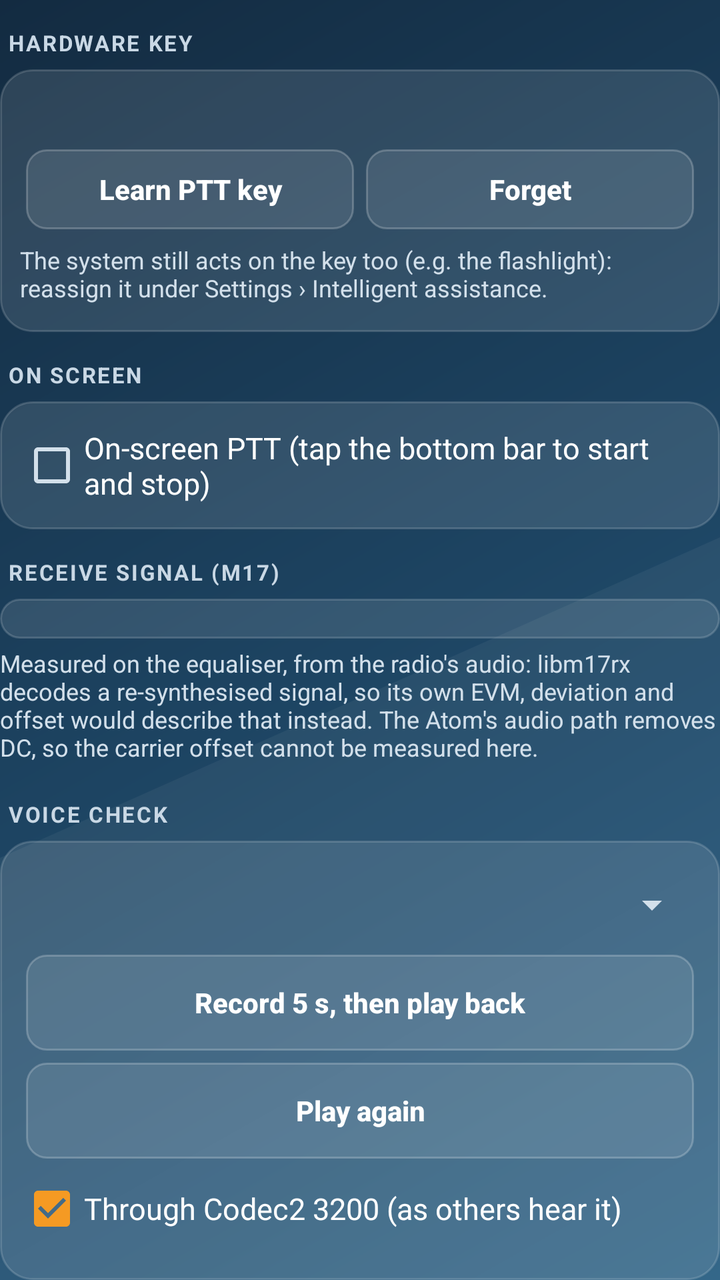
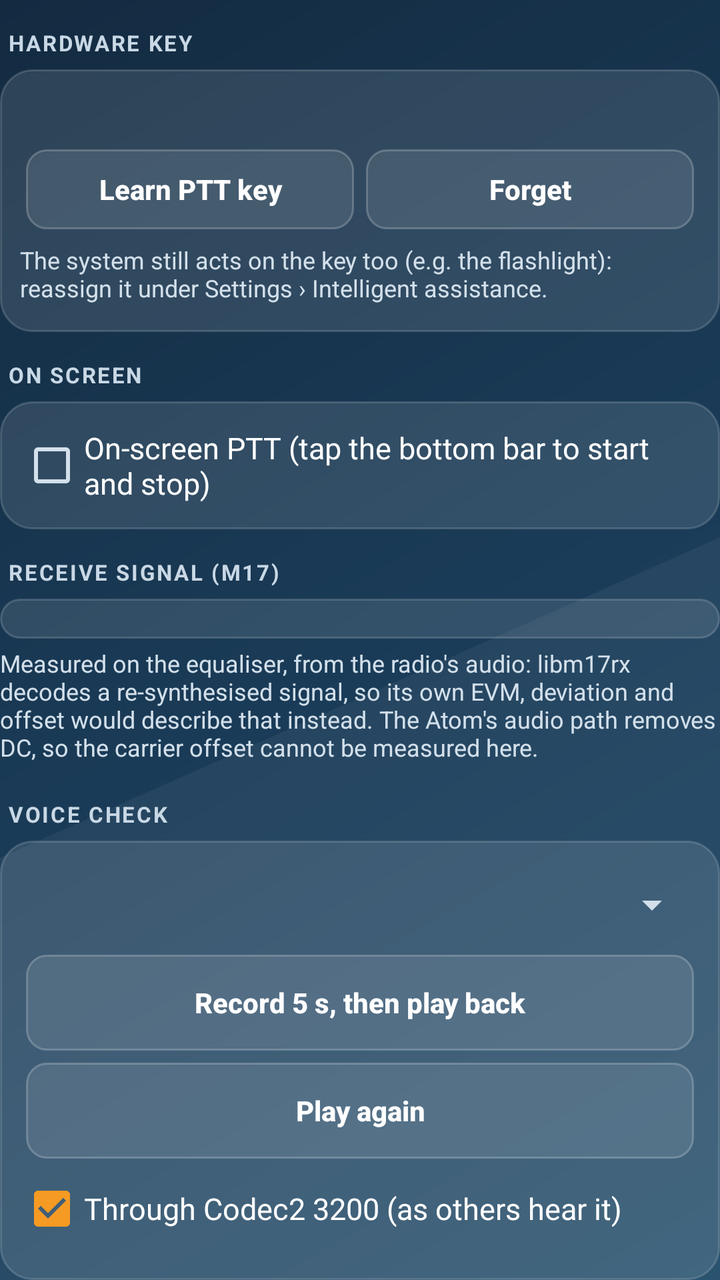

Before-and-after screenshots of an Android layout around one commit, followed by the original layout XML and the change that was made.
<!-- AndroidManifest.xml: application theme AppTheme -->
<!-- res/layout/tab_device.xml -->
<?xml version="1.0" encoding="utf-8"?>
<LinearLayout xmlns:android="http://schemas.android.com/apk/res/android"
    android:layout_width="match_parent" android:layout_height="wrap_content" android:orientation="vertical">

    <LinearLayout android:id="@+id/grpPtt" android:layout_width="match_parent" android:layout_height="wrap_content" android:orientation="vertical">
        <TextView style="@style/Head" android:text="Hardware key" />
        <LinearLayout style="@style/Group">
            <TextView android:id="@+id/pttInfo" style="@style/Note" android:textSize="14sp" android:textColor="#FFFFFF" />
            <LinearLayout style="@style/Row">
                <Button android:id="@+id/pttLearn" style="@style/Small" android:layout_width="0dp" android:layout_weight="1" android:text="Learn PTT key" />
                <Button android:id="@+id/pttForget" style="@style/Small" android:layout_width="0dp" android:layout_weight="1" android:text="Forget" />
            </LinearLayout>
            <TextView style="@style/Note" android:text="The system still acts on the key too (e.g. the flashlight): reassign it under Settings › Intelligent assistance." />
        </LinearLayout>
        <TextView style="@style/Head" android:text="On screen" />
        <LinearLayout style="@style/Group">
            <CheckBox android:id="@+id/softPtt" style="@style/Check" android:text="On-screen PTT (tap the bottom bar to start and stop)" />
        </LinearLayout>
    </LinearLayout>

    <LinearLayout android:id="@+id/grpBench" android:layout_width="match_parent" android:layout_height="wrap_content" android:orientation="vertical">
        <TextView style="@style/Head" android:text="Receive signal (M17)" />
        <LinearLayout android:id="@+id/signalBox" style="@style/Group" />
        <TextView style="@style/Note" android:text="Measured on the equaliser, from the radio's audio: libm17rx decodes a re-synthesised signal, so its own EVM, deviation and offset would describe that instead. The Atom's audio path removes DC, so the carrier offset cannot be measured here." />
        <TextView style="@style/Head" android:text="Voice check" />
        <LinearLayout style="@style/Group">
            <Spinner android:id="@+id/micGain" style="@style/Spin" />
            <Button android:id="@+id/voiceRec" style="@style/Big" android:text="Record 5 s, then play back" />
            <Button android:id="@+id/voicePlay" style="@style/Big" android:text="Play again" />
            <CheckBox android:id="@+id/voiceCodec" style="@style/Check" android:checked="true" android:text="Through Codec2 3200 (as others hear it)" />
            <TextView android:id="@+id/voiceInfo" style="@style/Note" />
            <TextView style="@style/Note" android:text="The microphone gain applies to M17 and FM transmit. Speak as you would into the radio; aim for peaks around −12 dBFS." />
        </LinearLayout>

        <TextView style="@style/Head" android:text="Transmit test" />
        <LinearLayout style="@style/Group">
            <Button android:id="@+id/testTx" style="@style/Big" android:text="M17 test: 10 s of a 1 kHz tone" />
            <TextView style="@style/Note" android:text="Keys the transmitter without the microphone or the PTT key: use a dummy load or a frequency you may use." />
        </LinearLayout>
        <TextView style="@style/Head" android:text="Receive recording" />
        <LinearLayout style="@style/Group">
            <Button android:id="@+id/record" style="@style/Big" android:text="Record M17 receive audio (30 s)" />
            <TextView style="@style/Note" android:text="Saves what the M17 decoder hears (8 kHz WAV) to Download/AtoM17, for checking a station that does not decode." />
        </LinearLayout>
    </LinearLayout>

    <LinearLayout android:id="@+id/grpMsgs" android:layout_width="match_parent" android:layout_height="wrap_content" android:orientation="vertical">
        <TextView style="@style/Head" android:text="Notify for" />
        <LinearLayout style="@style/Group">
            <Spinner android:id="@+id/msgNotify" style="@style/Spin" />
            <TextView style="@style/Note" android:text="Received SMS post a notification with a Reply button. The Inbox tab keeps every message either way." />
        </LinearLayout>
        <TextView style="@style/Head" android:text="Sound" />
        <LinearLayout style="@style/Group">
            <LinearLayout style="@style/Row">
                <TextView android:id="@+id/msgSoundName" style="@style/KeyText" android:fontFamily="sans-serif" android:textSize="15sp" android:textStyle="bold" />
                <Button android:id="@+id/msgSound" style="@style/Small" android:text="Choose…" />
            </LinearLayout>
        </LinearLayout>
        <TextView style="@style/Head" android:text="Vibration" />
        <LinearLayout style="@style/Group">
            <Spinner android:id="@+id/msgVibrate" style="@style/Spin" />
            <TextView style="@style/Note" android:text="The phone's ringer mode applies: silent plays nothing, vibrate only vibrates, and do-not-disturb holds both." />
        </LinearLayout>
        <Button android:id="@+id/msgTest" style="@style/Big" android:layout_marginTop="12dp" android:text="Test notification" />
    </LinearLayout>

    <LinearLayout android:id="@+id/grpScreen" android:layout_width="match_parent" android:layout_height="wrap_content" android:orientation="vertical">
        <TextView style="@style/Head" android:text="Screen" />
        <LinearLayout style="@style/Group">
            <Spinner android:id="@+id/screenOn" style="@style/Spin" />
            <Spinner android:id="@+id/wakeFor" style="@style/Spin" />
            <TextView style="@style/Note" android:text="While active: kept on during a transmission, a received stream or an open FM squelch, and 10 s after; otherwise the phone's own screen timeout applies. Waking lights the screen for 5 s." />
        </LinearLayout>
        <TextView style="@style/Head" android:text="Receive processing" />
        <LinearLayout style="@style/Group">
            <TextView android:id="@+id/dspLoad" style="@style/Note" android:textSize="14sp" android:textColor="#FFFFFF" />
            <TextView style="@style/Note" android:text="Equaliser, decoder and audio, as a share of one CPU core, over the last 5 s (M17 mode). The log records it every 5 minutes." />
        </LinearLayout>
    </LinearLayout>

    <LinearLayout android:id="@+id/grpAbout" android:layout_width="match_parent" android:layout_height="wrap_content" android:orientation="vertical">
        <TextView style="@style/Head" android:text="AtoM17" />
        <LinearLayout style="@style/Group">
            <TextView android:id="@+id/about" style="@style/Note" android:textSize="13sp" android:textIsSelectable="true" />
        </LinearLayout>
    </LinearLayout>
</LinearLayout>
<!-- resources referenced by this layout -->
<resources>
  <style name="Check">
          <item name="android:layout_width">match_parent</item>
          <item name="android:layout_height">wrap_content</item>
          <item name="android:minHeight">44dp</item>
          <item name="android:textColor">#FFFFFF</item>
          <item name="android:textSize">15sp</item>
      </style>
  <style name="Head">
          <item name="android:layout_width">match_parent</item>
          <item name="android:layout_height">wrap_content</item>
          <item name="android:textColor">#C9D8E5</item>
          <item name="android:textStyle">bold</item>
          <item name="android:textSize">11sp</item>
          <item name="android:textAllCaps">true</item>
          <item name="android:letterSpacing">0.08</item>
          <item name="android:paddingTop">14dp</item>
          <item name="android:paddingBottom">6dp</item>
          <item name="android:paddingLeft">4dp</item>
      </style>
  <style name="KeyText">
          <item name="android:layout_width">0dp</item>
          <item name="android:layout_weight">1</item>
          <item name="android:layout_height">wrap_content</item>
          <item name="android:textColor">#FFFFFF</item>
          <item name="android:fontFamily">monospace</item>
          <item name="android:textSize">13sp</item>
          <item name="android:paddingLeft">4dp</item>
      </style>
  <style name="Note">
          <item name="android:layout_width">match_parent</item>
          <item name="android:layout_height">wrap_content</item>
          <item name="android:textColor">#D3E0EB</item>
          <item name="android:textSize">12sp</item>
          <item name="android:paddingTop">4dp</item>
          <item name="android:paddingBottom">4dp</item>
      </style>
  <style name="Small" parent="@android:style/Widget.DeviceDefault.Button.Borderless">
          <item name="android:layout_width">wrap_content</item>
          <item name="android:layout_height">40dp</item>
          <item name="android:minWidth">0dp</item>
          <item name="android:minHeight">40dp</item>
          <item name="android:paddingLeft">12dp</item>
          <item name="android:paddingRight">12dp</item>
          <item name="android:layout_margin">3dp</item>
          <item name="android:background">@drawable/btn</item>
          <item name="android:textColor">#FFFFFF</item>
          <item name="android:textAllCaps">false</item>
          <item name="android:textStyle">bold</item>
      </style>
  <style name="AppTheme" parent="@android:style/Theme.DeviceDefault.NoActionBar">
          <item name="android:windowBackground">@drawable/bg_app</item>
          <item name="android:colorAccent">#F59A23</item>
          <item name="android:colorControlActivated">#F59A23</item>
          <item name="android:textColorPrimary">#FFFFFF</item>
          <item name="android:textColorSecondary">#D3E0EB</item>
          <item name="android:statusBarColor">#132B41</item>
          <item name="android:navigationBarColor">#24506F</item>
      </style>
  <!-- drawable bg_app (drawable) -->
  <?xml version="1.0" encoding="utf-8"?>
  <layer-list xmlns:android="http://schemas.android.com/apk/res/android">
      <item><shape><gradient android:angle="315" android:startColor="#132B41" android:centerColor="#1D4462" android:endColor="#2A5F83" /></shape></item>
      <item android:top="380dp" android:bottom="-400dp" android:left="-300dp" android:right="-300dp">
          <rotate android:fromDegrees="-24" android:pivotX="50%" android:pivotY="50%">
              <shape><solid android:color="#0CFFFFFF" /></shape>
          </rotate>
      </item>
  </layer-list>
  <!-- unchanged entries left out for length: 6 -->
</resources>

<!-- the commit's change to res/layout/tab_device.xml (unified diff, before → after) -->
@@ -5,7 +5,7 @@
     <LinearLayout android:id="@+id/grpPtt" android:layout_width="match_parent" android:layout_height="wrap_content" android:orientation="vertical">
         <TextView style="@style/Head" android:text="Hardware key" />
         <LinearLayout style="@style/Group">
-            <TextView android:id="@+id/pttInfo" style="@style/Note" android:textSize="14sp" android:textColor="#FFFFFF" />
+            <TextView android:id="@+id/pttInfo" style="@style/Note" android:textSize="14sp" android:textColor="@color/white" />
             <LinearLayout style="@style/Row">
                 <Button android:id="@+id/pttLearn" style="@style/Small" android:layout_width="0dp" android:layout_weight="1" android:text="Learn PTT key" />
                 <Button android:id="@+id/pttForget" style="@style/Small" android:layout_width="0dp" android:layout_weight="1" android:text="Forget" />
@@ -74,7 +74,7 @@
         </LinearLayout>
         <TextView style="@style/Head" android:text="Receive processing" />
         <LinearLayout style="@style/Group">
-            <TextView android:id="@+id/dspLoad" style="@style/Note" android:textSize="14sp" android:textColor="#FFFFFF" />
+            <TextView android:id="@+id/dspLoad" style="@style/Note" android:textSize="14sp" android:textColor="@color/white" />
             <TextView style="@style/Note" android:text="Equaliser, decoder and audio, as a share of one CPU core, over the last 5 s (M17 mode). The log records it every 5 minutes." />
         </LinearLayout>
     </LinearLayout>
<!-- resource entries referenced after the edit -->
@@ -1,16 +1,17 @@
 <!-- resources referenced by this layout -->
 <resources>
+  <color name="white">#FFFFFF</color>
   <style name="Check">
           <item name="android:layout_width">match_parent</item>
           <item name="android:layout_height">wrap_content</item>
           <item name="android:minHeight">44dp</item>
-          <item name="android:textColor">#FFFFFF</item>
+          <item name="android:textColor">@color/white</item>
           <item name="android:textSize">15sp</item>
       </style>
   <style name="Head">
           <item name="android:layout_width">match_parent</item>
           <item name="android:layout_height">wrap_content</item>
-          <item name="android:textColor">#C9D8E5</item>
+          <item name="android:textColor">@color/label</item>
           <item name="android:textStyle">bold</item>
           <item name="android:textSize">11sp</item>
           <item name="android:textAllCaps">true</item>
@@ -23,7 +24,7 @@
           <item name="android:layout_width">0dp</item>
           <item name="android:layout_weight">1</item>
           <item name="android:layout_height">wrap_content</item>
-          <item name="android:textColor">#FFFFFF</item>
+          <item name="android:textColor">@color/white</item>
           <item name="android:fontFamily">monospace</item>
           <item name="android:textSize">13sp</item>
           <item name="android:paddingLeft">4dp</item>
@@ -31,7 +32,7 @@
   <style name="Note">
           <item name="android:layout_width">match_parent</item>
           <item name="android:layout_height">wrap_content</item>
-          <item name="android:textColor">#D3E0EB</item>
+          <item name="android:textColor">@color/text3</item>
           <item name="android:textSize">12sp</item>
           <item name="android:paddingTop">4dp</item>
           <item name="android:paddingBottom">4dp</item>
@@ -45,29 +46,43 @@
           <item name="android:paddingRight">12dp</item>
           <item name="android:layout_margin">3dp</item>
           <item name="android:background">@drawable/btn</item>
-          <item name="android:textColor">#FFFFFF</item>
+          <item name="android:textColor">@color/white</item>
           <item name="android:textAllCaps">false</item>
           <item name="android:textStyle">bold</item>
       </style>
   <style name="AppTheme" parent="@android:style/Theme.DeviceDefault.NoActionBar">
           <item name="android:windowBackground">@drawable/bg_app</item>
-          <item name="android:colorAccent">#F59A23</item>
-          <item name="android:colorControlActivated">#F59A23</item>
-          <item name="android:textColorPrimary">#FFFFFF</item>
-          <item name="android:textColorSecondary">#D3E0EB</item>
-          <item name="android:statusBarColor">#132B41</item>
-          <item name="android:navigationBarColor">#24506F</item>
+          <item name="android:colorAccent">@color/orange</item>
+          <item name="android:colorControlActivated">@color/orange</item>
+          <item name="android:textColorPrimary">@color/white</item>
+          <item name="android:textColorSecondary">@color/text3</item>
+          <item name="android:statusBarColor">@color/bg_top</item>
+          <item name="android:navigationBarColor">@color/nav_bar</item>
+          <item name="android:alertDialogTheme">@style/Dialog</item>
       </style>
+  <color name="label">#C9D8E5</color>
+  <color name="text3">#D3E0EB</color>
   <!-- drawable bg_app (drawable) -->
   <?xml version="1.0" encoding="utf-8"?>
   <layer-list xmlns:android="http://schemas.android.com/apk/res/android">
-      <item><shape><gradient android:angle="315" android:startColor="#132B41" android:centerColor="#1D4462" android:endColor="#2A5F83" /></shape></item>
+      <item><shape><gradient android:angle="315" android:startColor="@color/bg_top" android:centerColor="@color/bg_mid" android:endColor="@color/bg_bottom" /></shape></item>
       <item android:top="380dp" android:bottom="-400dp" android:left="-300dp" android:right="-300dp">
           <rotate android:fromDegrees="-24" android:pivotX="50%" android:pivotY="50%">
               <shape><solid android:color="#0CFFFFFF" /></shape>
           </rotate>
       </item>
   </layer-list>
+  <color name="orange">#F59A23</color>
+  <color name="bg_top">#132B41</color>
+  <color name="nav_bar">#1F4A68</color>
+  <style name="Dialog" parent="@android:style/Theme.DeviceDefault.Dialog.Alert">
+          <item name="android:colorAccent">@color/orange</item>
+          <item name="android:colorBackground">@color/bg_mid</item>
+          <item name="android:textColorPrimary">@color/white</item>
+          <item name="android:textColorSecondary">@color/text3</item>
+      </style>
+  <color name="bg_mid">#1A3B57</color>
+  <color name="bg_bottom">#1F4A68</color>
   <!-- unchanged entries left out for length: 6 -->
 </resources>
 
